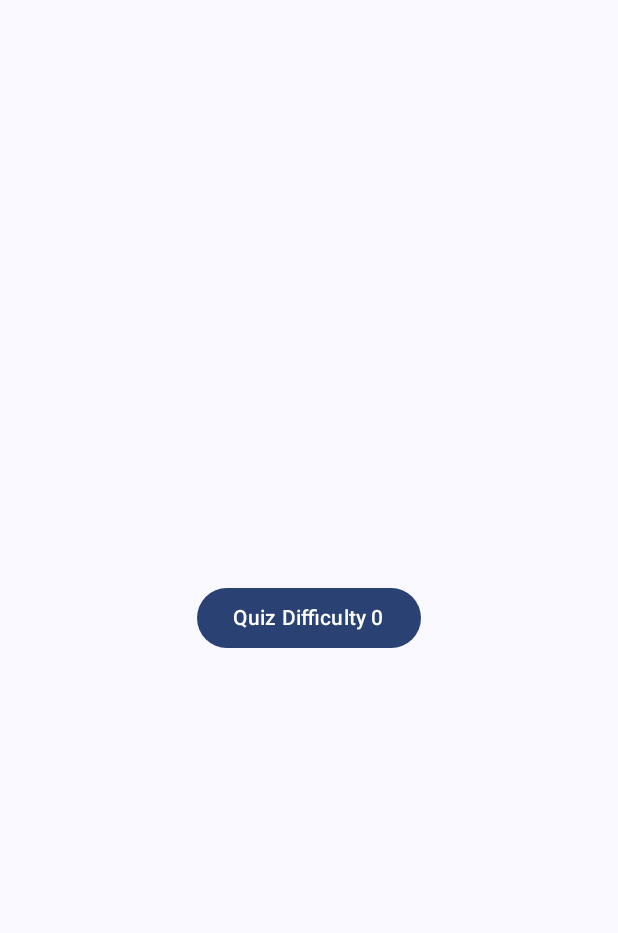
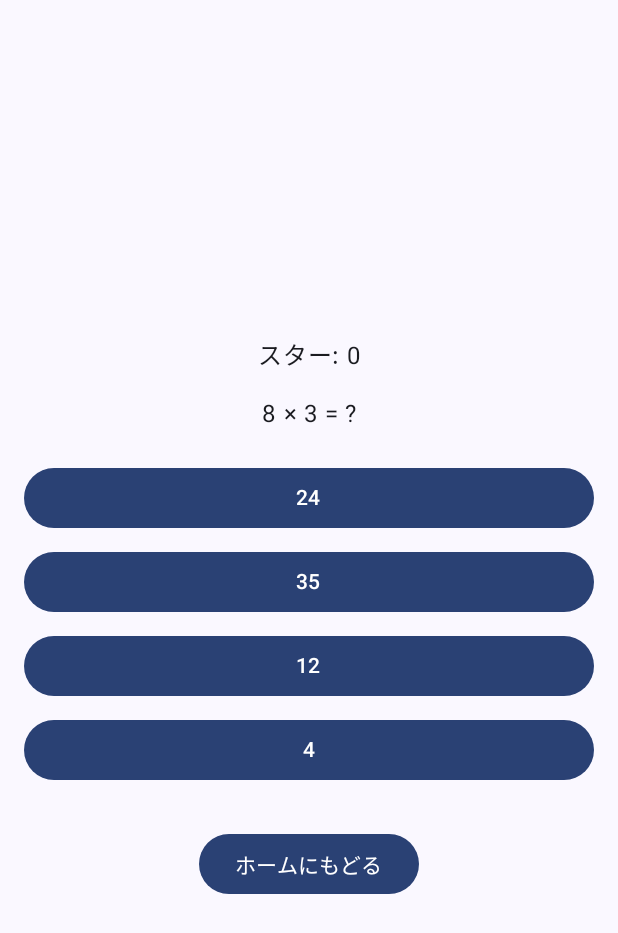
Before and after one commit to N-plus/ukyo_android_kuku, an Android app built with Jetpack Compose: the composable QuizScreen called with empty values, on a phone screen of 412 x 824 dp. Shown: the top 933 px of the screen. Run offline under Robolectric (Android 15) with nearby library versions, the phone set to English and light mode, and no system bars.

Commit message:
20250802　タスク13までを実施

```diff
--- a/app/src/main/java/com/example/kukutrainer/ui/Screens.kt
+++ b/app/src/main/java/com/example/kukutrainer/ui/Screens.kt
@@ -24,6 +24,7 @@ import androidx.compose.foundation.BorderStroke
 import androidx.compose.foundation.clickable
 import androidx.compose.material3.CardDefaults
 import androidx.compose.material3.MaterialTheme
+import androidx.compose.foundation.background
 import androidx.compose.material3.Card
 import androidx.compose.runtime.*
 import androidx.compose.ui.graphics.graphicsLayer
@@ -31,6 +32,8 @@ import androidx.compose.foundation.lazy.grid.GridCells
 import androidx.compose.foundation.lazy.grid.LazyVerticalGrid
 import androidx.compose.foundation.lazy.grid.items
 import androidx.compose.material3.Switch
+import androidx.compose.runtime.saveable.rememberSaveable
+import kotlinx.coroutines.launch
 
 @Composable
 fun SplashScreen(onFinished: (Boolean) -> Unit) {
@@ -312,12 +315,79 @@ fun QuizDifficultySelectScreen(navController: NavHostController) {
 
 @Composable
 fun QuizScreen(difficulty: Int, navController: NavHostController) {
-    Box(modifier = Modifier.fillMaxSize(), contentAlignment = Alignment.Center) {
-        Button(onClick = { navController.navigate(Screen.Completion.createRoute(0)) }) {
-            Text("Quiz Difficulty $difficulty")
+    val range = when (difficulty) {
+        1 -> 1..3
+        2 -> 1..6
+        else -> 1..9
+    }
+
+    var left by rememberSaveable { mutableStateOf(range.random()) }
+    var right by rememberSaveable { mutableStateOf(range.random()) }
+    var options by remember { mutableStateOf(generateOptions(left, right, range)) }
+    var feedback by remember { mutableStateOf("") }
+    var stars by rememberSaveable { mutableStateOf(0) }
+
+    val coroutineScope = rememberCoroutineScope()
+
+    // ここで stringResource を取得（Composable コンテキスト内）
+    val correctText = stringResource(id = R.string.quiz_correct)
+    val wrongHintText = stringResource(id = R.string.quiz_wrong_hint)
+    val backText = stringResource(id = R.string.back_to_home)
+
+    fun nextQuestion() {
+        left = range.random()
+        right = range.random()
+        options = generateOptions(left, right, range)
+        feedback = ""
+    }
+
+    Column(
+        modifier = Modifier
+            .fillMaxSize()
+            .padding(16.dp),
+        horizontalAlignment = Alignment.CenterHorizontally,
+        verticalArrangement = Arrangement.Center
+    ) {
+        // フォーマット付きの stringResource はその都度呼び出して構わない（stars / left / right は状態）
+        Text(text = stringResource(id = R.string.quiz_stars, stars))
+        Spacer(modifier = Modifier.height(16.dp))
+        Text(text = stringResource(id = R.string.quiz_question_format, left, right))
+        Spacer(modifier = Modifier.height(16.dp))
+
+        options.forEach { option ->
+            Button(
+                onClick = {
+                    if (option == left * right) {
+                        stars++
+                        feedback = correctText
+                        coroutineScope.launch {
+                            delay(800)
+                            nextQuestion()
+                        }
+                    } else {
+                        feedback = wrongHintText
+                    }
+                },
+                modifier = Modifier
+                    .fillMaxWidth()
+                    .padding(vertical = 4.dp)
+            ) {
+                Text(text = option.toString())
+            }
+        }
+
+        if (feedback.isNotEmpty()) {
+            Spacer(modifier = Modifier.height(16.dp))
+            Text(text = feedback)
+        }
+
+        Spacer(modifier = Modifier.height(24.dp))
+        Button(onClick = { navController.navigate(Screen.Home.route) }) {
+            Text(text = backText)
         }
     }
 }
+
 
 @Composable
 fun SettingsScreen(navController: NavHostController) {
@@ -362,7 +432,58 @@ fun SettingsScreen(navController: NavHostController) {
 
 @Composable
 fun ProfileScreen(navController: NavHostController) {
-    Box(modifier = Modifier.fillMaxSize(), contentAlignment = Alignment.Center) {
-        Text("Profile")
+    val context = LocalContext.current
+    val totalStars = remember { (1..9).sumOf { PreferencesManager.getStarCount(context, it) } }
+    val selectedCharacter = remember { PreferencesManager.getSelectedCharacter(context) }
+
+    Column(
+        modifier = Modifier
+            .fillMaxSize()
+            .padding(16.dp),
+        horizontalAlignment = Alignment.CenterHorizontally,
+        verticalArrangement = Arrangement.spacedBy(16.dp)
+    ) {
+        Text(text = stringResource(id = R.string.profile_title), style = MaterialTheme.typography.headlineLarge)
+
+        Text(text = stringResource(id = R.string.profile_total_stars, totalStars))
+
+        Text(text = stringResource(id = R.string.profile_badges))
+        LazyVerticalGrid(columns = GridCells.Fixed(3), modifier = Modifier.height(120.dp)) {
+            items((1..9).toList()) { stage ->
+                val completed = PreferencesManager.isStageCompleted(context, stage)
+                val color = if (completed) MaterialTheme.colorScheme.primary else MaterialTheme.colorScheme.surface
+                Box(
+                    modifier = Modifier
+                        .padding(4.dp)
+                        .size(40.dp)
+                        .background(color),
+                    contentAlignment = Alignment.Center
+                ) {
+                    Text(text = stage.toString())
+                }
+            }
+        }
+
+        val charLabel = when (selectedCharacter) {
+            1 -> stringResource(id = R.string.character_1)
+            2 -> stringResource(id = R.string.character_2)
+            3 -> stringResource(id = R.string.character_3)
+            else -> stringResource(id = R.string.character_1)
+        }
+        Text(text = stringResource(id = R.string.profile_selected_character, charLabel))
+
+        Spacer(modifier = Modifier.weight(1f))
+
+        Text(text = stringResource(id = R.string.dressup_placeholder))
     }
 }
+
+private fun generateOptions(left: Int, right: Int, range: IntRange): List<Int> {
+    val correct = left * right
+    val options = mutableSetOf(correct)
+    while (options.size < 4) {
+        val value = range.random() * range.random()
+        options.add(value)
+    }
+    return options.shuffled()
+}
--- a/app/src/main/res/values/strings.xml
+++ b/app/src/main/res/values/strings.xml
@@ -27,4 +27,13 @@
     <string name="sound_speed_fast">音声速度：はやい</string>
     <string name="change_character">キャラクターを再選択</string>
     <string name="language_placeholder">言語切替（準備中）</string>
+    <string name="quiz_question_format">%1$d × %2$d = ?</string>
+    <string name="quiz_correct">せいかい！</string>
+    <string name="quiz_wrong_hint">ざんねん！もういちどチャレンジしてね</string>
+    <string name="quiz_stars">スター: %1$d</string>
+    <string name="profile_title">プロフィール</string>
+    <string name="profile_total_stars">これまで獲得した星: %1$d</string>
+    <string name="profile_badges">獲得バッジ</string>
+    <string name="profile_selected_character">選択中キャラクター: %1$s</string>
+    <string name="dressup_placeholder">着せ替え機能は準備中です</string>
 </resources>
```
Also changed, not shown: app/build.gradle.kts (+7 -0 lines).
